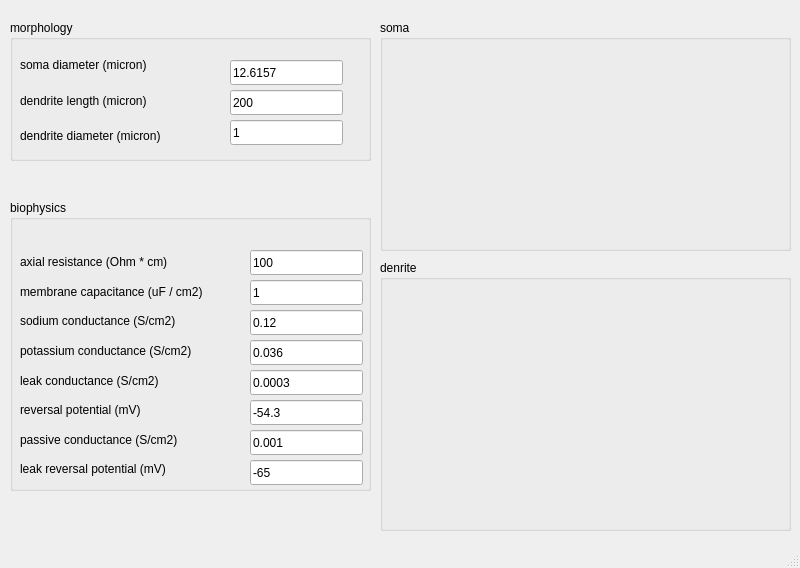
Qt form src/neuronmodel.ui (Aravind-Sundararajan/neuron_model) before a commit.
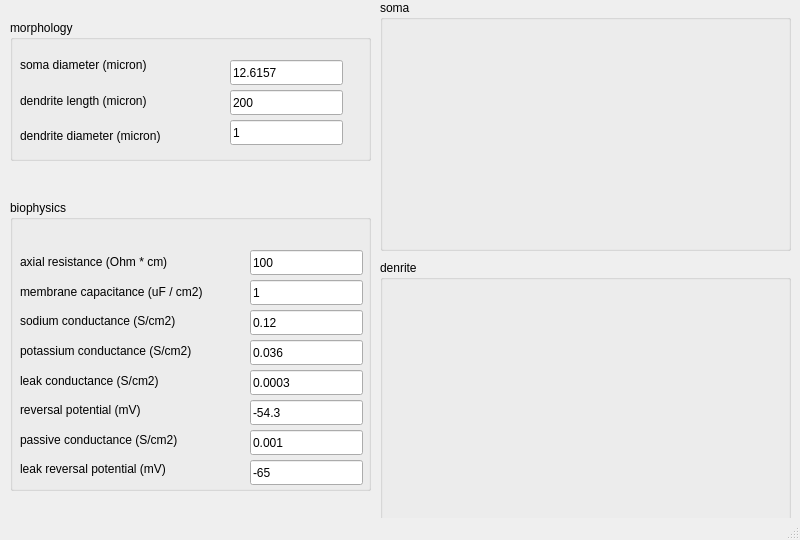
The same form after that commit.

Commit message: cleaned up some windows, added a figure

```diff
--- a/src/neuronmodel.ui
+++ b/src/neuronmodel.ui
@@ -7,7 +7,7 @@
     <x>0</x>
     <y>0</y>
     <width>800</width>
-    <height>568</height>
+    <height>540</height>
    </rect>
   </property>
   <property name="windowTitle">
@@ -31,9 +31,9 @@
     <property name="geometry">
      <rect>
       <x>380</x>
-      <y>20</y>
+      <y>0</y>
       <width>411</width>
-      <height>231</height>
+      <height>251</height>
      </rect>
     </property>
     <property name="title">
```
The commit also changes 2 other files.
